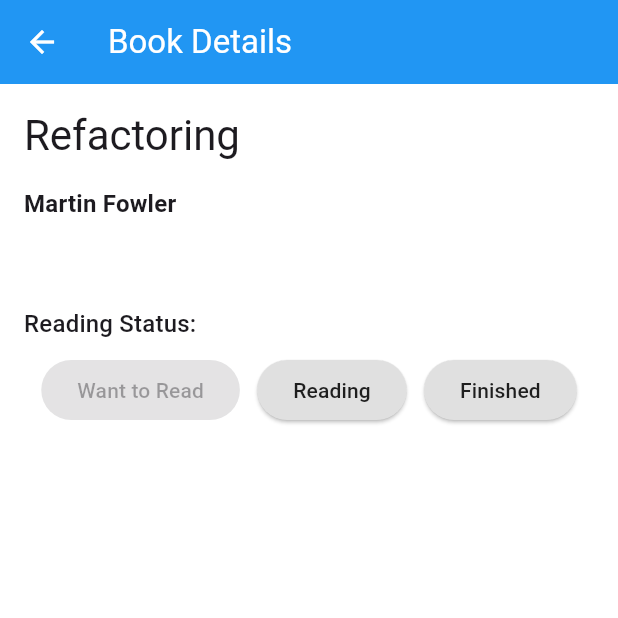
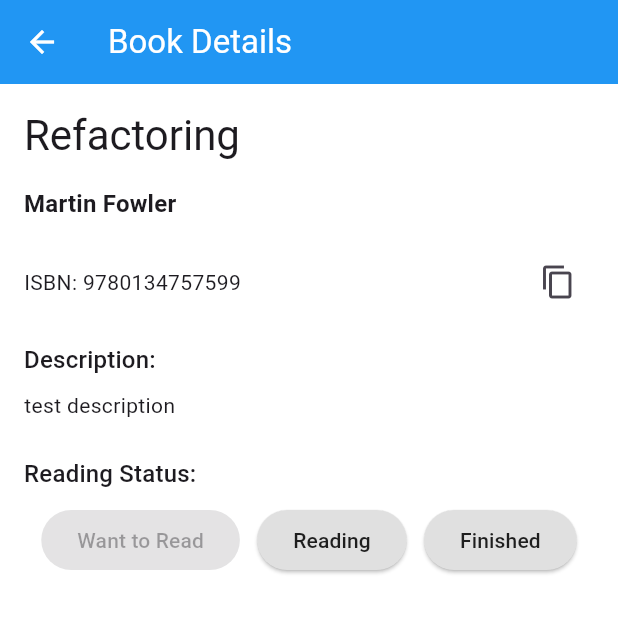
Before and after one commit to Pilchark/bookeeper, a Flutter app: the screen it shows after launch, after a tap on "Refactoring", on a phone screen of 412 x 824 dp, the top half of it. Run offline on Flutter 3.47's test engine with Material 3 defaults, Android fonts, the phone set to English and light mode, and no system bars.

Commit message:
Fix app name typo from 'Bookkeeper' to 'Bookeeper' and update book details in the book list

```diff
--- a/lib/main.dart
+++ b/lib/main.dart
@@ -2,14 +2,14 @@ import 'package:flutter/material.dart';
 import 'screens/home_screen.dart';
 
 void main() {
-  runApp(BookkeeperApp());
+  runApp(BookeeperApp());
 }
 
-class BookkeeperApp extends StatelessWidget {
+class BookeeperApp extends StatelessWidget {
   @override
   Widget build(BuildContext context) {
     return MaterialApp(
-      title: 'Bookkeeper',
+      title: 'Bookeeper',
       theme: ThemeData(
         primarySwatch: Colors.blue,
         brightness: Brightness.light,
--- a/lib/widgets/book_list.dart
+++ b/lib/widgets/book_list.dart
@@ -59,11 +59,11 @@ class BookList extends StatelessWidget {
       ];
     } else if (category == 'done') {
       return [
-        Book(id: '3', title: 'The Pragmatic Programmer', author: 'Andrew Hunt'),
+        Book(id: '3', title: 'The Pragmatic Programmer', author: 'Andrew Hunt', isbn: '9780201616224', description:  "test description"),
       ];
     } else {
       return [
-        Book(id: '4', title: 'Refactoring', author: 'Martin Fowler'),
+        Book(id: '4', title: 'Refactoring', author: 'Martin Fowler' , isbn: '9780134757599', description:  "test description"),
       ];
     }
   }
--- a/pubspec.yaml
+++ b/pubspec.yaml
@@ -1,4 +1,4 @@
-name: bookkeeper
+name: bookeeper
 description: A book tracking application.
 
 publish_to: 'none'
```
